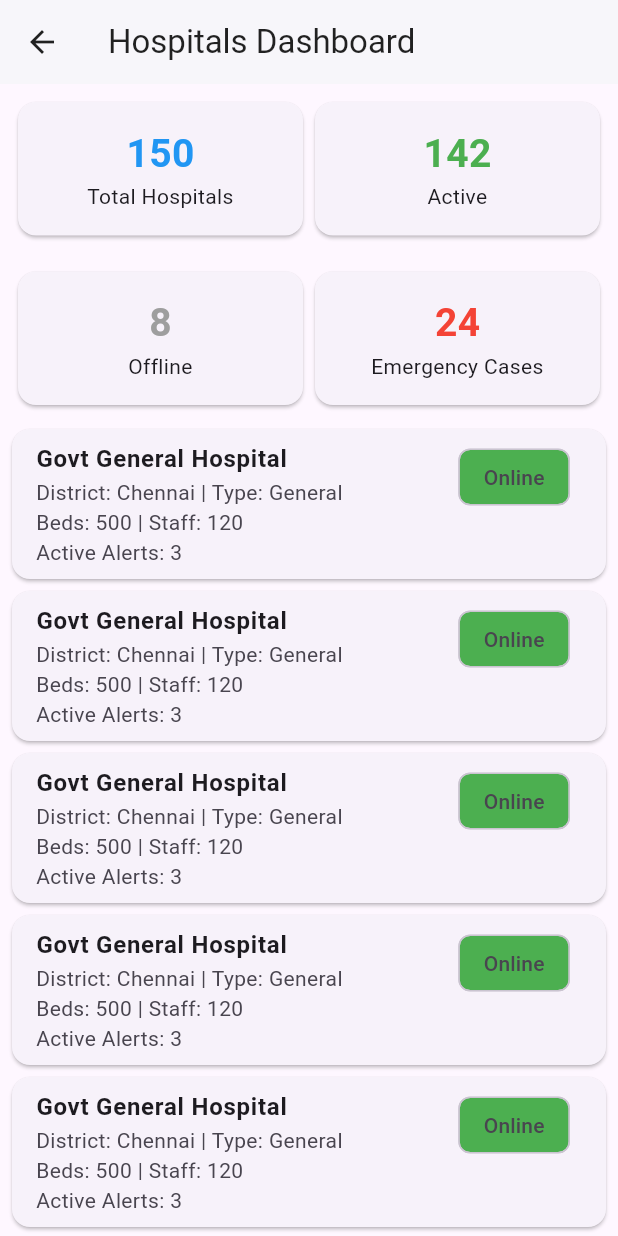
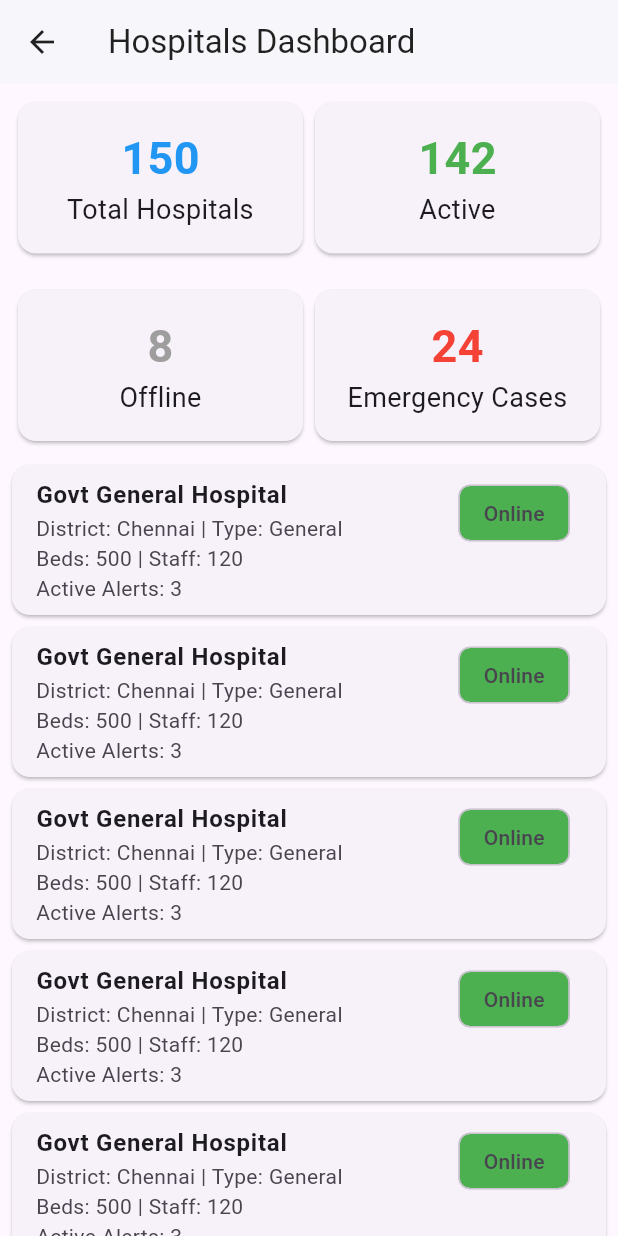
Before and after one commit to pragathipandiyan05-netizen/healthcare, a Flutter app: the DashboardScreen screen opened directly, in the side drawer, after a tap on "Hospitals", on a phone screen of 412 x 824 dp. Run offline on Flutter 3.47's test engine with Material 3 defaults, Android fonts, the phone set to English and light mode, and no system bars; our stand-ins replace cloud_firestore, firebase_core, geolocator, permission_handler, shared_preferences; accounts and stored records are empty.

```diff
--- a/frontend/lib/screens/admin_dashboard.dart
+++ b/frontend/lib/screens/admin_dashboard.dart
@@ -43,7 +43,7 @@ class _AdminDashboardState extends State<AdminDashboard> {
               child: Text(
                 'Web Preview Mode\\nFirebase is disabled to prevent crashes.',
                 textAlign: TextAlign.center,
-                style: TextStyle(fontSize: 20, color: Colors.grey)
+                style: TextStyle(fontSize: 24, color: Colors.grey)
               )
             )
           : StreamBuilder<QuerySnapshot>(
@@ -62,7 +62,7 @@ class _AdminDashboardState extends State<AdminDashboard> {
                 final alerts = snapshot.data?.docs ?? [];
 
                 if (alerts.isEmpty) {
-                  return const Center(child: Text('No Incidents Logged', style: TextStyle(fontSize: 20, color: Colors.grey)));
+                  return const Center(child: Text('No Incidents Logged', style: TextStyle(fontSize: 24, color: Colors.grey)));
                 }
 
                 return ListView.builder(
--- a/frontend/lib/screens/analytics_screen.dart
+++ b/frontend/lib/screens/analytics_screen.dart
@@ -50,8 +50,8 @@ class AnalyticsScreen extends StatelessWidget {
         padding: const EdgeInsets.all(16.0),
         child: Column(
           children: [
-            Text(value, style: TextStyle(fontSize: 26, fontWeight: FontWeight.bold, color: color)),
-            Text(title, textAlign: TextAlign.center, style: const TextStyle(fontSize: 14)),
+            Text(value, style: TextStyle(fontSize: 30, fontWeight: FontWeight.bold, color: color)),
+            Text(title, textAlign: TextAlign.center, style: const TextStyle(fontSize: 18)),
           ],
         ),
       ),
--- a/frontend/lib/screens/dashboard_screen.dart
+++ b/frontend/lib/screens/dashboard_screen.dart
@@ -81,7 +81,7 @@ class _DashboardScreenState extends State<DashboardScreen> {
               'CARE ALERT',
               style: TextStyle(
                 color: Color(0xFF042e6f),
-                fontSize: 20,
+                fontSize: 24,
                 fontWeight: FontWeight.bold,
               ),
             ),
@@ -113,7 +113,7 @@ class _DashboardScreenState extends State<DashboardScreen> {
                             child: const Icon(Icons.shield, color: Colors.red, size: 28),
                           ),
                           const SizedBox(width: 12),
-                          const Text('CARE ALERT', style: TextStyle(color: Colors.white, fontSize: 20, fontWeight: FontWeight.bold)),
+                          const Text('CARE ALERT', style: TextStyle(color: Colors.white, fontSize: 24, fontWeight: FontWeight.bold)),
                         ],
                       ),
                     ),
@@ -216,11 +216,11 @@ class _DashboardScreenState extends State<DashboardScreen> {
                     child: Column(
                       crossAxisAlignment: CrossAxisAlignment.start,
                       children: const [
-                        Text('Welcome', style: TextStyle(color: Colors.white70, fontSize: 14)),
+                        Text('Welcome', style: TextStyle(color: Colors.white70, fontSize: 18)),
                         SizedBox(height: 2),
-                        Text('Dr. Kavitha R', style: TextStyle(color: Colors.white, fontSize: 20, fontWeight: FontWeight.bold)),
+                        Text('Dr. Kavitha R', style: TextStyle(color: Colors.white, fontSize: 24, fontWeight: FontWeight.bold)),
                         SizedBox(height: 2),
-                        Text('Government Hospital, Chennai', style: TextStyle(color: Colors.white70, fontSize: 14)),
+                        Text('Government Hospital, Chennai', style: TextStyle(color: Colors.white70, fontSize: 18)),
                       ],
                     ),
                   ),
@@ -258,8 +258,8 @@ class _DashboardScreenState extends State<DashboardScreen> {
                           children: const [
                             Icon(Icons.health_and_safety, color: Colors.white, size: 40),
                             SizedBox(height: 8),
-                            Text('SOS', style: TextStyle(color: Colors.white, fontSize: 34, fontWeight: FontWeight.bold, letterSpacing: 2)),
-                            Text('Emergency\nHelp', textAlign: TextAlign.center, style: TextStyle(color: Colors.white, fontSize: 14)),
+                            Text('SOS', style: TextStyle(color: Colors.white, fontSize: 38, fontWeight: FontWeight.bold, letterSpacing: 2)),
+                            Text('Emergency\nHelp', textAlign: TextAlign.center, style: TextStyle(color: Colors.white, fontSize: 18)),
                           ],
                         ),
                       ),
@@ -267,7 +267,7 @@ class _DashboardScreenState extends State<DashboardScreen> {
                   ),
                   const SizedBox(height: 32),
 
-                  const Text('Quick Actions', style: TextStyle(fontSize: 20, fontWeight: FontWeight.bold, color: Colors.black87)),
+                  const Text('Quick Actions', style: TextStyle(fontSize: 24, fontWeight: FontWeight.bold, color: Colors.black87)),
                   const SizedBox(height: 16),
 
                   // Grid of Actions
@@ -287,7 +287,7 @@ class _DashboardScreenState extends State<DashboardScreen> {
                   ),
 
                   const SizedBox(height: 32),
-                  const Text('Dashboard Summary', style: TextStyle(fontSize: 20, fontWeight: FontWeight.bold, color: Colors.black87)),
+                  const Text('Dashboard Summary', style: TextStyle(fontSize: 24, fontWeight: FontWeight.bold, color: Colors.black87)),
                   const SizedBox(height: 16),
                   Row(
                     children: [
@@ -306,7 +306,7 @@ class _DashboardScreenState extends State<DashboardScreen> {
                   ),
 
                   const SizedBox(height: 32),
-                  const Text('Recent Activity', style: TextStyle(fontSize: 20, fontWeight: FontWeight.bold, color: Colors.black87)),
+                  const Text('Recent Activity', style: TextStyle(fontSize: 24, fontWeight: FontWeight.bold, color: Colors.black87)),
                   const SizedBox(height: 16),
                   _buildActivityItem('Blood Request (O+)', 'Resolved', '2 hrs ago', Icons.check_circle, Colors.green),
                   _buildActivityItem('Equipment Fault (MRI)', 'Pending', '5 hrs ago', Icons.pending, Colors.orange),
@@ -331,9 +331,9 @@ class _DashboardScreenState extends State<DashboardScreen> {
       child: Column(
         crossAxisAlignment: CrossAxisAlignment.start,
         children: [
-          Text(count, style: TextStyle(fontSize: 26, fontWeight: FontWeight.bold, color: color)),
+          Text(count, style: TextStyle(fontSize: 30, fontWeight: FontWeight.bold, color: color)),
           const SizedBox(height: 4),
-          Text(title, style: TextStyle(fontSize: 14, fontWeight: FontWeight.w600, color: Colors.black87)),
+          Text(title, style: TextStyle(fontSize: 18, fontWeight: FontWeight.w600, color: Colors.black87)),
         ],
       ),
     );
@@ -346,8 +346,8 @@ class _DashboardScreenState extends State<DashboardScreen> {
         backgroundColor: color.withValues(alpha: 0.1),
         child: Icon(icon, color: color),
       ),
-      title: Text(title, style: const TextStyle(fontWeight: FontWeight.bold, fontSize: 16)),
-      subtitle: Text('$status • $time', style: TextStyle(color: Colors.grey.shade600, fontSize: 14)),
+      title: Text(title, style: const TextStyle(fontWeight: FontWeight.bold, fontSize: 20)),
+      subtitle: Text('$status • $time', style: TextStyle(color: Colors.grey.shade600, fontSize: 18)),
     );
   }
 
@@ -429,12 +429,12 @@ class _DashboardScreenState extends State<DashboardScreen> {
                   child: Column(
                     crossAxisAlignment: CrossAxisAlignment.start,
                     children: [
-                      Text(title, style: const TextStyle(fontWeight: FontWeight.bold, fontSize: 18)),
-                      Text('$hospital • $dept', style: TextStyle(color: Colors.grey.shade600, fontSize: 14)),
+                      Text(title, style: const TextStyle(fontWeight: FontWeight.bold, fontSize: 22)),
+                      Text('$hospital • $dept', style: TextStyle(color: Colors.grey.shade600, fontSize: 18)),
                     ],
                   ),
                 ),
-                Text(time, style: TextStyle(color: Colors.grey.shade500, fontSize: 14)),
+                Text(time, style: TextStyle(color: Colors.grey.shade500, fontSize: 18)),
               ],
             ),
             const SizedBox(height: 16),
@@ -463,7 +463,7 @@ class _DashboardScreenState extends State<DashboardScreen> {
     return Container(
       padding: const EdgeInsets.symmetric(horizontal: 8, vertical: 4),
       decoration: BoxDecoration(color: color.withValues(alpha: 0.1), borderRadius: BorderRadius.circular(8), border: Border.all(color: color.withValues(alpha: 0.5))),
-      child: Text(text, style: TextStyle(color: color, fontSize: 12, fontWeight: FontWeight.bold)),
+      child: Text(text, style: TextStyle(color: color, fontSize: 16, fontWeight: FontWeight.bold)),
     );
   }
 
@@ -482,8 +482,8 @@ class _DashboardScreenState extends State<DashboardScreen> {
                   child: Icon(Icons.person, size: 50, color: Colors.white),
                 ),
                 const SizedBox(height: 16),
-                const Text('Dr. Kavitha R', style: TextStyle(fontSize: 26, fontWeight: FontWeight.bold)),
-                Text('EMP-001 • Chief Medical Officer', style: TextStyle(fontSize: 16, color: Colors.grey.shade600)),
+                const Text('Dr. Kavitha R', style: TextStyle(fontSize: 30, fontWeight: FontWeight.bold)),
+                Text('EMP-001 • Chief Medical Officer', style: TextStyle(fontSize: 20, color: Colors.grey.shade600)),
               ],
             ),
           ),
@@ -508,7 +508,7 @@ class _DashboardScreenState extends State<DashboardScreen> {
           ),
           const SizedBox(height: 32),
 
-          const Text('Settings', style: TextStyle(fontSize: 20, fontWeight: FontWeight.bold, color: Colors.black87)),
+          const Text('Settings', style: TextStyle(fontSize: 24, fontWeight: FontWeight.bold, color: Colors.black87)),
           const SizedBox(height: 8),
           _buildSettingsTile(Icons.edit, 'Edit Profile'),
           _buildSettingsTile(Icons.language, 'Language (English / தமிழ்)'),
@@ -533,8 +533,8 @@ class _DashboardScreenState extends State<DashboardScreen> {
       child: Row(
         crossAxisAlignment: CrossAxisAlignment.start,
         children: [
-          SizedBox(width: 100, child: Text(label, style: TextStyle(color: Colors.grey.shade600, fontSize: 16))),
-          Expanded(child: Text(value, style: const TextStyle(fontWeight: FontWeight.bold, fontSize: 16))),
+          SizedBox(width: 100, child: Text(label, style: TextStyle(color: Colors.grey.shade600, fontSize: 20))),
+          Expanded(child: Text(value, style: const TextStyle(fontWeight: FontWeight.bold, fontSize: 20))),
         ],
       ),
     );
@@ -576,7 +576,7 @@ class _DashboardScreenState extends State<DashboardScreen> {
             Text(
               label,
               textAlign: TextAlign.center,
-              style: const TextStyle(fontSize: 14, fontWeight: FontWeight.w600, color: Colors.black87),
+              style: const TextStyle(fontSize: 18, fontWeight: FontWeight.w600, color: Colors.black87),
             ),
           ],
         ),
--- a/frontend/lib/screens/equipment_fault_screen.dart
+++ b/frontend/lib/screens/equipment_fault_screen.dart
@@ -181,7 +181,7 @@ class _EquipmentFaultScreenState extends State<EquipmentFaultScreen> {
                   padding: const EdgeInsets.symmetric(vertical: 16),
                   shape: RoundedRectangleBorder(borderRadius: BorderRadius.circular(12)),
                 ),
-                child: const Text('Submit Equipment Fault', style: TextStyle(fontSize: 18, color: Colors.white, fontWeight: FontWeight.bold)),
+                child: const Text('Submit Equipment Fault', style: TextStyle(fontSize: 22, color: Colors.white, fontWeight: FontWeight.bold)),
               ),
               const SizedBox(height: 32),
             ],
@@ -194,7 +194,7 @@ class _EquipmentFaultScreenState extends State<EquipmentFaultScreen> {
   Widget _buildSectionTitle(String title) {
     return Text(
       title,
-      style: const TextStyle(fontSize: 18, fontWeight: FontWeight.bold, color: Color(0xFF042e6f)),
+      style: const TextStyle(fontSize: 22, fontWeight: FontWeight.bold, color: Color(0xFF042e6f)),
     );
   }
 }
--- a/frontend/lib/screens/facility_hazard_screen.dart
+++ b/frontend/lib/screens/facility_hazard_screen.dart
@@ -227,7 +227,7 @@ class _FacilityHazardScreenState extends State<FacilityHazardScreen> {
                   padding: const EdgeInsets.symmetric(vertical: 16),
                   shape: RoundedRectangleBorder(borderRadius: BorderRadius.circular(12)),
                 ),
-                child: const Text('Submit Facility Hazard', style: TextStyle(fontSize: 18, color: Colors.white, fontWeight: FontWeight.bold)),
+                child: const Text('Submit Facility Hazard', style: TextStyle(fontSize: 22, color: Colors.white, fontWeight: FontWeight.bold)),
               ),
               const SizedBox(height: 32),
             ],
@@ -240,7 +240,7 @@ class _FacilityHazardScreenState extends State<FacilityHazardScreen> {
   Widget _buildSectionTitle(String title) {
     return Text(
       title,
-      style: const TextStyle(fontSize: 18, fontWeight: FontWeight.bold, color: Color(0xFF042e6f)),
+      style: const TextStyle(fontSize: 22, fontWeight: FontWeight.bold, color: Color(0xFF042e6f)),
     );
   }
 }
--- a/frontend/lib/screens/hospitals_screen.dart
+++ b/frontend/lib/screens/hospitals_screen.dart
@@ -57,8 +57,8 @@ class HospitalsScreen extends StatelessWidget {
         padding: const EdgeInsets.all(16.0),
         child: Column(
           children: [
-            Text(value, style: TextStyle(fontSize: 26, fontWeight: FontWeight.bold, color: color)),
-            Text(title, textAlign: TextAlign.center, style: const TextStyle(fontSize: 14)),
+            Text(value, style: TextStyle(fontSize: 30, fontWeight: FontWeight.bold, color: color)),
+            Text(title, textAlign: TextAlign.center, style: const TextStyle(fontSize: 18)),
           ],
         ),
       ),
--- a/frontend/lib/screens/inventory_screen.dart
+++ b/frontend/lib/screens/inventory_screen.dart
@@ -50,7 +50,7 @@ class InventoryScreen extends StatelessWidget {
                     child: Column(
                       crossAxisAlignment: CrossAxisAlignment.start,
                       children: [
-                        const Text('Paracetamol 500mg', style: TextStyle(fontWeight: FontWeight.bold, fontSize: 18)),
+                        const Text('Paracetamol 500mg', style: TextStyle(fontWeight: FontWeight.bold, fontSize: 22)),
                         const Text('Category: Medicines | Hospital: GH Chennai'),
                         const Text('Qty: 5000 | Min Threshold: 1000'),
                         const Text('Expiry: Dec 2026'),
@@ -81,8 +81,8 @@ class InventoryScreen extends StatelessWidget {
         padding: const EdgeInsets.all(16.0),
         child: Column(
           children: [
-            Text(value, style: TextStyle(fontSize: 26, fontWeight: FontWeight.bold, color: color)),
-            Text(title, textAlign: TextAlign.center, style: const TextStyle(fontSize: 14)),
+            Text(value, style: TextStyle(fontSize: 30, fontWeight: FontWeight.bold, color: color)),
+            Text(title, textAlign: TextAlign.center, style: const TextStyle(fontSize: 18)),
           ],
         ),
       ),
--- a/frontend/lib/screens/login_screen.dart
+++ b/frontend/lib/screens/login_screen.dart
@@ -81,7 +81,7 @@ class _LoginScreenState extends State<LoginScreen> {
                     'CARE ALERT',
                     textAlign: TextAlign.center,
                     style: TextStyle(
-                      fontSize: 26,
+                      fontSize: 30,
                       fontWeight: FontWeight.bold,
                       color: Colors.white,
                       letterSpacing: 1.5,
@@ -91,7 +91,7 @@ class _LoginScreenState extends State<LoginScreen> {
                     'STATEWIDE PLATFORM',
                     textAlign: TextAlign.center,
                     style: TextStyle(
-                      fontSize: 12,
+                      fontSize: 16,
                       color: Colors.white70,
                       fontWeight: FontWeight.w600,
                       letterSpacing: 2,
@@ -216,7 +216,7 @@ class _LoginScreenState extends State<LoginScreen> {
                         ),
                         child: const Text(
                           'LOGIN',
-                          style: TextStyle(fontSize: 18, color: Colors.white, fontWeight: FontWeight.bold),
+                          style: TextStyle(fontSize: 22, color: Colors.white, fontWeight: FontWeight.bold),
                         ),
                       ),
                       const SizedBox(height: 16),
--- a/frontend/pubspec.yaml
+++ b/frontend/pubspec.yaml
@@ -37,7 +37,7 @@ dependencies:
   http: ^1.6.0
   geolocator: ^14.0.3
   telephony: ^0.2.0
-  permission_handler: ^13.0.0
+  permission_handler: ^11.3.1
   firebase_core: ^4.13.0
   cloud_firestore: ^6.8.0
   firebase_database: ^12.4.7
```
Also changed, not shown: frontend/lib/screens/active_emergency_screen.dart (+7 -7 lines), frontend/lib/screens/blood_bank_screen.dart (+4 -4 lines), frontend/lib/screens/blood_request_screen.dart (+6 -6 lines), frontend/lib/screens/drug_shortage_screen.dart (+6 -6 lines), frontend/pubspec.lock, 2 other files.
